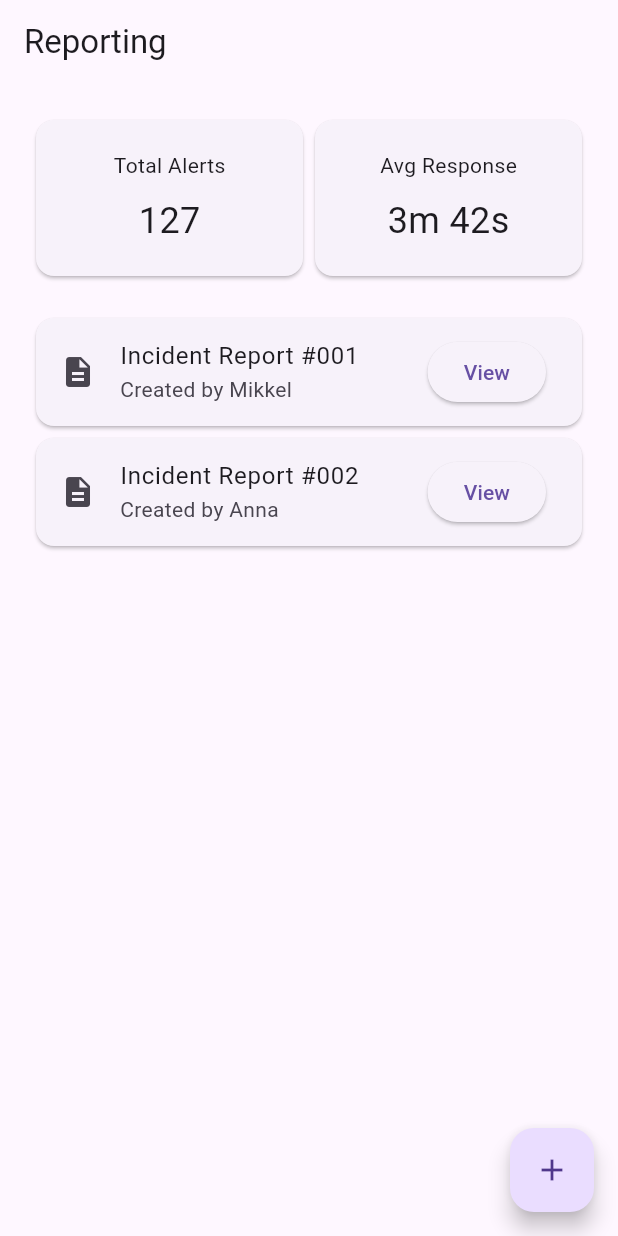
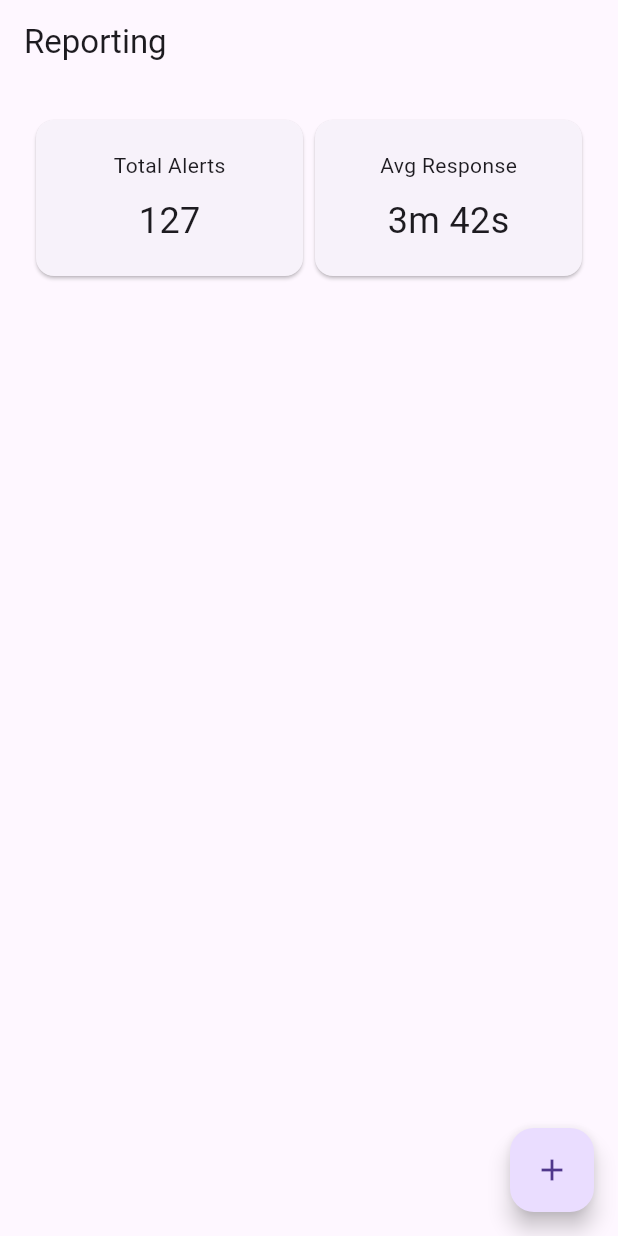
Before and after one commit to skgreve-arch/EksamensProjectElderTracker, a Flutter app: the ReportingPage screen opened directly, on a phone screen of 412 x 824 dp. Run offline on Flutter 3.47's test engine with Material 3 defaults, Android fonts, the phone set to English and light mode, and no system bars; our stand-ins replace flutter_map, latlong2; network calls fail.

Commit message:
no hard coded data

```diff
--- a/frontend_caretracker/lib/features/reporting/reporting_page.dart
+++ b/frontend_caretracker/lib/features/reporting/reporting_page.dart
@@ -12,28 +12,7 @@ class ReportingPage extends StatefulWidget {
 }
 
 class _ReportingPageState extends State<ReportingPage> {
-  final List<Report> reports = [
-    Report(
-      id: "1",
-      title: "Incident Report #001",
-      author: "Mikkel",
-      residentName: "Lars",
-      trackerId: "2",
-      description: "Resident activated emergency button.",
-      createdAt: DateTime.now(),
-
-    ),
-    Report(
-      id: "2",
-      title: "Incident Report #002",
-      author: "Anna",
-      residentName: "Hans",
-      trackerId: "1",
-      description: "Resident needed assistance.",
-      createdAt: DateTime.now(),
-
-    ),
-  ];
+  final List<Report> reports = [];
 
   @override
   Widget build(BuildContext context) {
```
